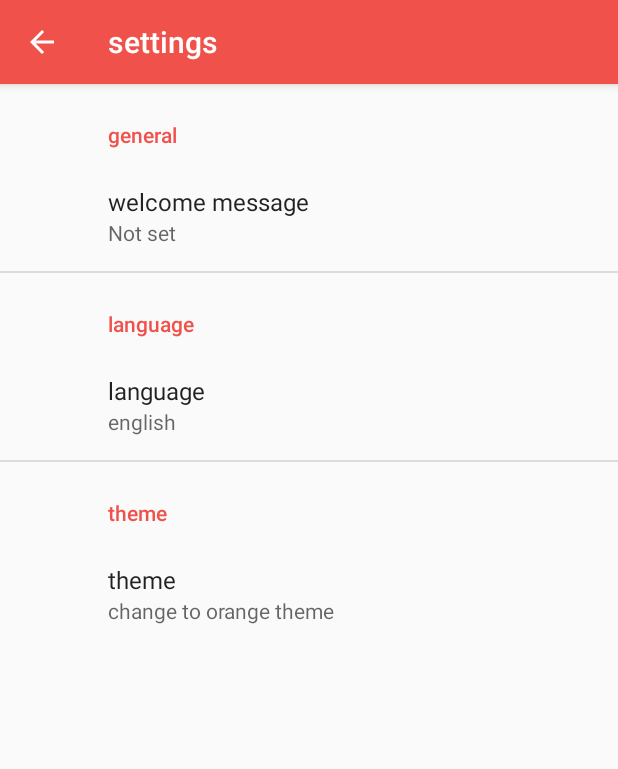
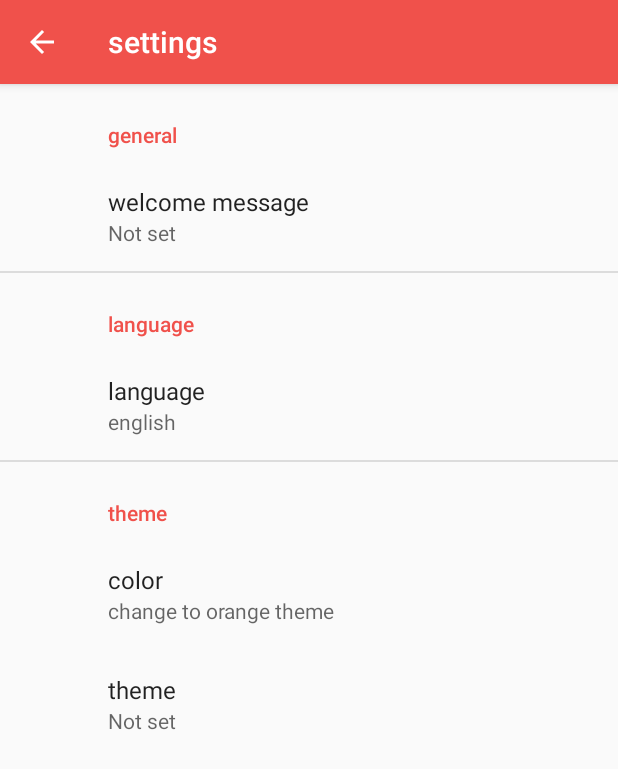
Before and after one commit to JacquetThomas/ft_hangouts, an Android app: the SettingsActivity screen opened directly, with no data from a screen before it, on a phone screen of 412 x 824 dp. Shown: the top 769 px of the screen. Run offline under Robolectric (Android 15) with nearby library versions, the phone set to English and light mode, and no system bars; our stand-ins replace androidx.preference; 1 statement that could not run was skipped.

Commit message:
beginning of difference between light and dark mode but bugs are presents

```diff
--- a/app/src/main/java/com/cjacquet/ft/hangouts/activities/BaseAppCompatActivity.java
+++ b/app/src/main/java/com/cjacquet/ft/hangouts/activities/BaseAppCompatActivity.java
@@ -18,6 +18,7 @@ import java.util.Date;
 
 public class BaseAppCompatActivity extends AppCompatActivity {
     private static final String SP_THEME_COLOR = "colorTheme";
+    private static final String SP_COLOR_MODE = "colorThemeMode";
     private static final String SP_PREF_LANG = "prefLang";
     private static final String SP_WLC_MSG = "welcomeMessage";
     private Date pausedDate;
@@ -49,9 +50,13 @@ public class BaseAppCompatActivity extends AppCompatActivity {
 
     @Override
     public void setTheme(int resId) {
-        colorTheme = Theme.valueOf(resId);
+        SharedPreferences pref = PreferenceManager.getDefaultSharedPreferences(this);
+        if (pref.getString(SP_COLOR_MODE, null).equals("light") && !Theme.valueOf(resId).getColorString().contains("Dark")) {
+            colorTheme = Theme.valueOf(resId);
+        } else {
+            colorTheme = Theme.oppositeOf(Theme.valueOf(resId));
+        }
         if (resId != Theme.DEFAULT.getThemeId()) {
-            SharedPreferences pref = PreferenceManager.getDefaultSharedPreferences(this);
             SharedPreferences.Editor editor = pref.edit();
             editor.putString(SP_THEME_COLOR, colorTheme.getColorString());
             editor.apply();
--- a/app/src/main/java/com/cjacquet/ft/hangouts/contacts/ContactListAdapter.java
+++ b/app/src/main/java/com/cjacquet/ft/hangouts/contacts/ContactListAdapter.java
@@ -19,6 +19,7 @@ import java.util.Collections;
 import java.util.Date;
 import java.util.List;
 
+import static com.cjacquet.ft.hangouts.activities.BaseAppCompatActivity.getColorTheme;
 import static com.cjacquet.ft.hangouts.database.ContactContract.ContactEntry.CONTENT_URI;
 
 public class ContactListAdapter extends RecyclerView.Adapter<RecyclerView.ViewHolder> {
@@ -107,6 +108,7 @@ public class ContactListAdapter extends RecyclerView.Adapter<RecyclerView.ViewHo
         public DataViewHolder(@NonNull View itemView) {
             super(itemView);
             tvFullName = itemView.findViewById(R.id.name);
+            tvFullName.setTextColor(itemView.getContext().getResources().getColor(getColorTheme().getPrimaryDarkColorId()));
             tvPhone = itemView.findViewById(R.id.summary);
         }
 
@@ -126,6 +128,7 @@ public class ContactListAdapter extends RecyclerView.Adapter<RecyclerView.ViewHo
         public IndexViewHolder(@NonNull View itemView) {
             super(itemView);
             tvIndex = itemView.findViewById(R.id.tvIndex);
+            tvIndex.setTextColor(itemView.getContext().getResources().getColor(getColorTheme().getPrimaryColorId()));
         }
 
         void bind(ContactSummary contactSummary) {
--- a/app/src/main/res/values/arrays.xml
+++ b/app/src/main/res/values/arrays.xml
@@ -11,15 +11,25 @@
         <item>fr</item>
     </string-array>
 
-    <string-array name="array_theme_options">
+    <string-array name="array_color_options">
         <item>@string/action_orange_theme</item>
         <item>@string/action_blue_theme</item>
         <item>@string/action_green_theme</item>
     </string-array>
 
-    <string-array name="array_theme_value">
+    <string-array name="array_color_value">
         <item>orange</item>
         <item>blue</item>
         <item>green</item>
     </string-array>
+
+    <string-array name="array_theme_options">
+        <item>@string/action_light_theme</item>
+        <item>@string/action_dark_theme</item>
+    </string-array>
+
+    <string-array name="array_theme_value">
+        <item>light</item>
+        <item>dark</item>
+    </string-array>
 </resources>
--- a/app/src/main/res/values/colors.xml
+++ b/app/src/main/res/values/colors.xml
@@ -17,6 +17,7 @@
     <color name="greenColorPrimary">#8bc34a</color>
     <!-- Darker variant for the status bar and contextual app bars -->
     <color name="greenColorPrimaryDark">#5a9216</color>
+    <color name="greenColorPrimaryLight">#bef67a</color>
     <!-- Accent color for UI controls like checkboxes and text fields -->
     <color name="greenColorAccent">#8bc34a</color>
 
@@ -25,6 +26,7 @@
     <color name="blueColorPrimary">#42a5f5</color>
     <!-- Darker variant for the status bar and contextual app bars -->
     <color name="blueColorPrimaryDark">#0077c2</color>
+    <color name="blueColorPrimaryLight">#80d6ff</color>
     <!-- Accent color for UI controls like checkboxes and text fields -->
     <color name="blueColorAccent">#42a5f5</color>
 
@@ -33,6 +35,7 @@
     <color name="orangeColorPrimary">#F0514B</color>
     <!-- Darker variant for the status bar and contextual app bars -->
     <color name="orangeColorPrimaryDark">#C0403C</color>
+    <color name="orangeColorPrimaryLight">#ff8477</color>
     <!-- Accent color for UI controls like checkboxes and text fields -->
     <color name="orangeColorAccent">#F0514B</color>
 </resources>
--- a/app/src/main/res/values/strings.xml
+++ b/app/src/main/res/values/strings.xml
@@ -68,7 +68,9 @@
     <!-- Sync Preferences -->
     <string name="theme_title">theme</string>
     <string name="theme_header">theme</string>
-
+    <string name="color_title">color</string>
+    <string name="action_light_theme">light</string>
+    <string name="action_dark_theme">dark</string>
 
 
 </resources>
--- a/app/src/main/res/values/styles.xml
+++ b/app/src/main/res/values/styles.xml
@@ -37,8 +37,6 @@
         <item name="colorPrimaryDark">@color/orangeColorPrimaryDark</item>
         <item name="colorAccent">@color/orangeColorAccent</item>
         <item name="android:textColor">@color/orangeColorPrimary</item>
-        <item name="android:actionMenuTextColor">@android:color/primary_text_dark_nodisable</item>
-
     </style>
 
     <!-- Style for a category in the editor -->
@@ -49,6 +47,30 @@
         <item name="android:paddingTop">16dp</item>
         <item name="android:fontFamily">sans-serif-medium</item>
         <item name="android:textAppearance">?android:textAppearanceSmall</item>
+    </style>
+
+    <!-- Base application GREEN theme -->
+    <style name="GreenThemeDark" parent="Theme.AppCompat.DayNight">
+        <item name="colorPrimary">@color/greenColorPrimary</item>
+        <item name="colorPrimaryDark">@color/greenColorPrimaryLight</item>
+        <item name="colorAccent">@color/greenColorAccent</item>
+        <item name="android:textColor">@color/greenColorPrimary</item>
+    </style>
+
+    <!-- Base application BLUE theme -->
+    <style name="BlueThemeDark" parent="Theme.AppCompat.DayNight">
+        <item name="colorPrimary">@color/blueColorPrimary</item>
+        <item name="colorPrimaryDark">@color/blueColorPrimaryLight</item>
+        <item name="colorAccent">@color/blueColorAccent</item>
+        <item name="android:textColor">@color/blueColorPrimary</item>
+    </style>
+
+    <!-- Base application ORANGE theme -->
+    <style name="OrangeThemeDark" parent="Theme.AppCompat.DayNight">
+        <item name="colorPrimary">@color/orangeColorPrimary</item>
+        <item name="colorPrimaryDark">@color/orangeColorPrimaryLight</item>
+        <item name="colorAccent">@color/orangeColorAccent</item>
+        <item name="android:textColor">@color/orangeColorPrimary</item>
     </style>
 
     <!-- Style for an EditText field in the editor -->
--- a/app/src/main/res/xml/root_preferences.xml
+++ b/app/src/main/res/xml/root_preferences.xml
@@ -23,9 +23,16 @@
     <PreferenceCategory app:title="@string/theme_header">
         <ListPreference
             app:defaultValue="orange"
+            app:entries="@array/array_color_options"
+            app:entryValues="@array/array_color_value"
+            app:key="colorTheme"
+            app:title="@string/color_title"
+            app:useSimpleSummaryProvider="true" />
+
+        <ListPreference
             app:entries="@array/array_theme_options"
             app:entryValues="@array/array_theme_value"
-            app:key="colorTheme"
+            app:key="colorThemeMode"
             app:title="@string/theme_title"
             app:useSimpleSummaryProvider="true" />
     </PreferenceCategory>
```
Also changed, not shown: app/src/main/java/com/cjacquet/ft/hangouts/activities/SettingsActivity.java (+18 -1 lines), app/src/main/java/com/cjacquet/ft/hangouts/utils/Theme.java (+29 -5 lines), 2 other files.
